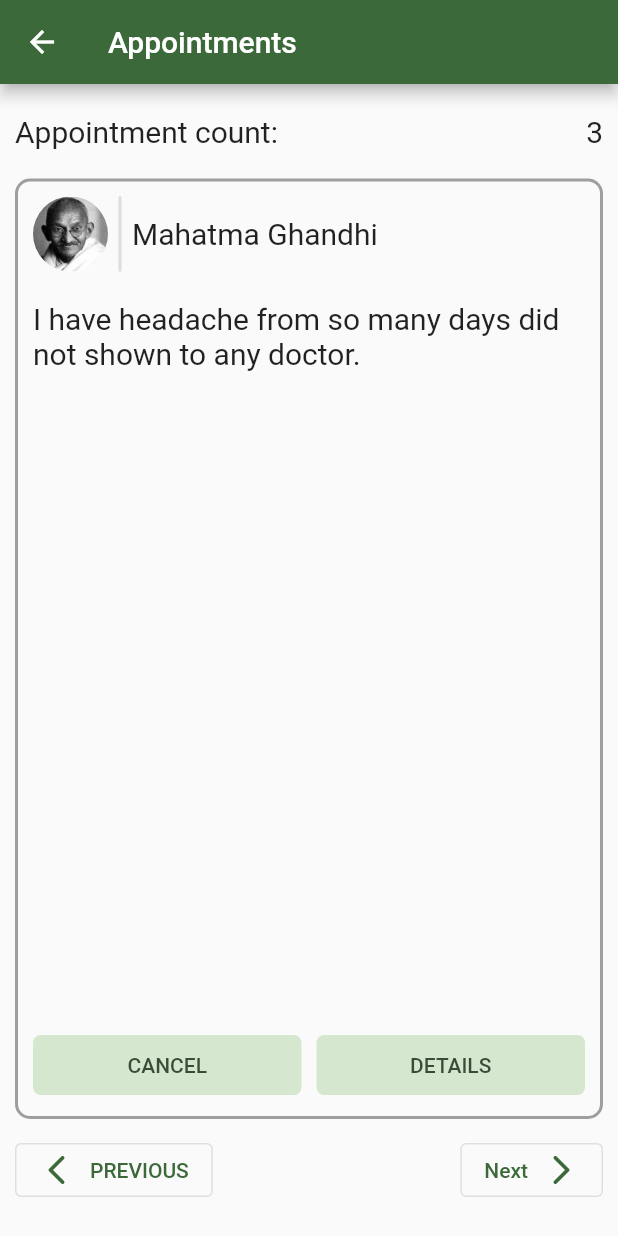
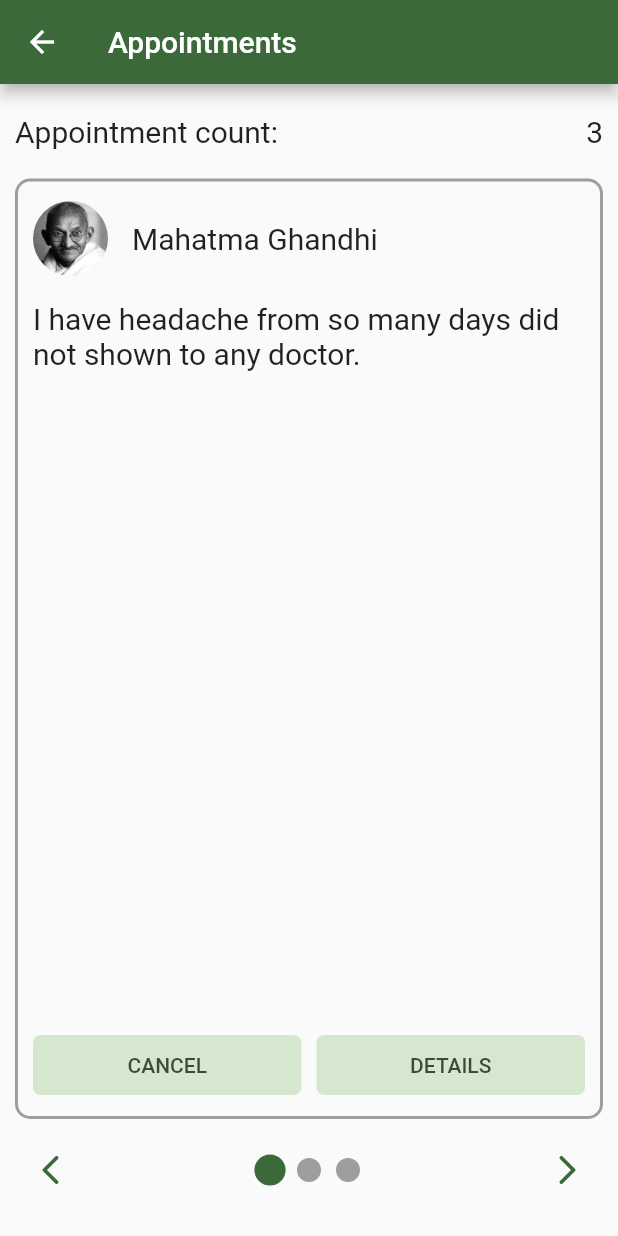
Before and after one commit to MaardinK522/trying_therapist_app, a Flutter app: the PatientAppointmentsPageRoute screen opened directly, on a phone screen of 412 x 824 dp. Run offline on Flutter 3.47's test engine with Material 2 defaults, Android fonts, the phone set to English and light mode, and no system bars; drawn by our look-alikes of smooth_page_indicator; our stand-ins replace badges, faker, fluttertoast, objectbox, shared_preferences; missing offline and left inert: qr_code_scanner; accounts and stored records are empty; generated files the repository leaves out were written again.

Commit message:
Update very little changes, still stuck with the chat history service with the databases.

```diff
--- a/lib/listitem_views/patient_appointment_listview_item.dart
+++ b/lib/listitem_views/patient_appointment_listview_item.dart
@@ -1,5 +1,6 @@
 import 'package:flutter/material.dart';
-import 'package:therapist_side/routes/patient_profile_page_route.dart';
+import 'package:fluttertoast/fluttertoast.dart';
+import 'package:therapist_side/routes/patient_details_page_route.dart';
 import '../generated/assets.dart';
 import '../transitions/custom_fade_transition.dart';
 
@@ -43,12 +44,28 @@ class PatientAppointListviewItem extends StatelessWidget {
               children: [
                 SizedBox(
                   height: 50,
-                  child: Row(
-                    children: [
-                      ClipRRect(
+                  child: ListTile(
+                    shape: RoundedRectangleBorder(
+                        borderRadius: BorderRadius.circular(10)),
+                    splashColor: Colors.transparent,
+                    onTap: () {
+                      Navigator.push(
+                        context,
+                        CustomFadeTransition(
+                          page: PatientProfilePageRoute(
+                            patientName: patientName,
+                            patientImage: patientImage,
+                            index: index,
+                            jumpCode: "chat_code",
+                          ),
+                        ),
+                      );
+                    },
+                    contentPadding: const EdgeInsets.all(-10),
+                    leading: ClipRRect(
                       borderRadius: BorderRadius.circular(50),
                       child: Hero(
-                          tag: "$patientImage$index${"chat_code"}",
+                        tag: "$patientImage$index",
                         child: Image.asset(
                           Assets.assetsGhandi,
                           height: 50,
@@ -57,16 +74,18 @@ class PatientAppointListviewItem extends StatelessWidget {
                         ),
                       ),
                     ),
-                      const VerticalDivider(thickness: 2),
-                      Expanded(
+                    title: Hero(
+                      tag: "$patientName$index",
+                      child: Material(
+                        type: MaterialType.transparency,
                         child: Text(
                           patientName,
                           overflow: TextOverflow.ellipsis,
                           maxLines: 1,
                           style: const TextStyle(fontSize: 20),
                         ),
-                      )
-                    ],
+                      ),
+                    ),
                   ),
                 ),
                 const SizedBox(height: 20),
@@ -103,16 +122,8 @@ class PatientAppointListviewItem extends StatelessWidget {
                                   borderRadius: BorderRadius.circular(5))),
                         ),
                         onPressed: () {
-                          Navigator.push(
-                            context,
-                            CustomFadeTransition(
-                              page: PatientProfilePageRoute(
-                                patientName: patientName,
-                                patientImage: patientImage,
-                                index: index,
-                                jumpCode: "chat_code",
-                              ),
-                            ),
+                          Fluttertoast.showToast(
+                            msg: "Alpha builds does not support this feature",
                           );
                         },
                         child: const Text("DETAILS"),
--- a/lib/routes/contact_picker_page_route.dart
+++ b/lib/routes/contact_picker_page_route.dart
@@ -1,4 +1,5 @@
 import 'package:flutter/material.dart';
+import 'package:fluttertoast/fluttertoast.dart';
 
 class ContactPickerPageRoute extends StatelessWidget {
   const ContactPickerPageRoute({super.key});
@@ -57,7 +58,9 @@ class ContactPickerPageRoute extends StatelessWidget {
                   hintText: "Search...",
                   suffixIcon: IconButton(
                     icon: const Icon(Icons.search_rounded),
-                    onPressed: () {},
+                    onPressed: () {
+                      Fluttertoast.showToast(msg: "Alpha version does not support this feature.");
+                    },
                   ),
                   focusedBorder: OutlineInputBorder(
                     borderSide: BorderSide(
--- a/lib/routes/patient_appointments_page_route.dart
+++ b/lib/routes/patient_appointments_page_route.dart
@@ -1,10 +1,10 @@
 import 'dart:async';
 
 import 'package:flutter/material.dart';
+import 'package:smooth_page_indicator/smooth_page_indicator.dart';
 import 'package:therapist_side/generated/assets.dart';
 
 import '../listitem_views/patient_appointment_listview_item.dart';
-
 
 class PatientAppointmentsPageRoute extends StatefulWidget {
   const PatientAppointmentsPageRoute({Key? key}) : super(key: key);
@@ -76,7 +76,6 @@ class _PatientAppointmentsPageRouteState
                       itemCount: appointmentCount,
                       controller: appointmentsPageController,
                       scrollDirection: Axis.horizontal,
-                      physics: const NeverScrollableScrollPhysics(),
                       itemBuilder: (context, int index) {
                         return PatientAppointListviewItem(
                           index: index,
@@ -121,7 +120,7 @@ class _PatientAppointmentsPageRouteState
               child: Row(
                 mainAxisAlignment: MainAxisAlignment.spaceBetween,
                 children: [
-                  OutlinedButton(
+                  IconButton(
                     onPressed: () {
                       if (appointmentCount > 1) {
                         appointmentsPageController.previousPage(
@@ -130,16 +129,26 @@ class _PatientAppointmentsPageRouteState
                         );
                       }
                     },
-                    child: const Row(
-                      mainAxisSize: MainAxisSize.min,
-                      children: [
-                        Icon(Icons.arrow_back_ios_rounded),
-                        SizedBox(width: 10),
-                        Text("PREVIOUS"),
-                      ],
+                    color: Theme.of(context).colorScheme.primary,
+                    icon: const Icon(Icons.arrow_back_ios_rounded),
+                  ),
+                  SmoothPageIndicator(
+                    onDotClicked: (index) =>
+                        appointmentsPageController.animateToPage(
+                      index,
+                      duration: const Duration(milliseconds: 500),
+                      curve: Curves.easeInOut,
                     ),
+                    effect: ScaleEffect(
+                      scale: 1.3,
+                      dotColor: Colors.grey,
+                      activeDotColor: Theme.of(context).colorScheme.primary,
+                    ),
+                    controller: appointmentsPageController,
+                    count: appointmentCount,
                   ),
-                  OutlinedButton(
+                  IconButton(
+                    color: Theme.of(context).colorScheme.primary,
                     onPressed: () {
                       if (appointmentCount > 1) {
                         appointmentsPageController.nextPage(
@@ -148,14 +157,7 @@ class _PatientAppointmentsPageRouteState
                         );
                       }
                     },
-                    child: const Row(
-                      mainAxisSize: MainAxisSize.min,
-                      children: [
-                        Text("Next"),
-                        SizedBox(width: 10),
-                        Icon(Icons.arrow_forward_ios_rounded),
-                      ],
-                    ),
+                    icon: const Icon(Icons.arrow_forward_ios_rounded),
                   ),
                 ],
               ),
@@ -166,18 +168,3 @@ class _PatientAppointmentsPageRouteState
     );
   }
 }
-// child: ListView.separated(
-//   itemCount: 5,
-//   itemBuilder: (context, int index) => PatientAppointListviewItem(
-//     patientMessage:
-//         'I have headache from so many days did not shown to any doctor.',
-//     index: index,
-//     animationController: animationController,
-//   ),
-//   separatorBuilder: (context, index) {
-//     return FadeTransition(
-//       opacity: animationController,
-//       child: Divider(color: Theme.of(context).colorScheme.primary),
-//     );
-//   },
-// ),
--- a/lib/routes/patient_chat_page_route.dart
+++ b/lib/routes/patient_chat_page_route.dart
@@ -1,7 +1,7 @@
 import 'dart:math';
 
 import 'package:flutter/material.dart';
-import 'package:therapist_side/routes/patient_profile_page_route.dart';
+import 'package:therapist_side/routes/patient_details_page_route.dart';
 
 class PatientChatPageRoute extends StatefulWidget {
   final String patientName;
--- a/lib/windows/chat_history_window.dart
+++ b/lib/windows/chat_history_window.dart
@@ -75,6 +75,7 @@ class _ChatHistoryWindowState extends State<ChatHistoryWindow> {
         },
       ),
       floatingActionButton: FloatingActionButton(
+        backgroundColor: Theme.of(context).colorScheme.primary,
         onPressed: () {
           Navigator.push(
             context,
--- a/pubspec.yaml
+++ b/pubspec.yaml
@@ -22,6 +22,7 @@ dependencies:
   path: 1.8.3
   path_provider: 2.0.15
   provider: ^6.0.5
+  smooth_page_indicator: ^1.1.0
 
 dev_dependencies:
   flutter_lints: ^2.0.0
```
Also changed, not shown: lib/routes/patient_details_page_route.dart (added, +65 -0 lines), lib/routes/patient_profile_page_route.dart (deleted, +0 -89 lines), pubspec.lock. Lines whose indentation alone changed are shown as unchanged.
